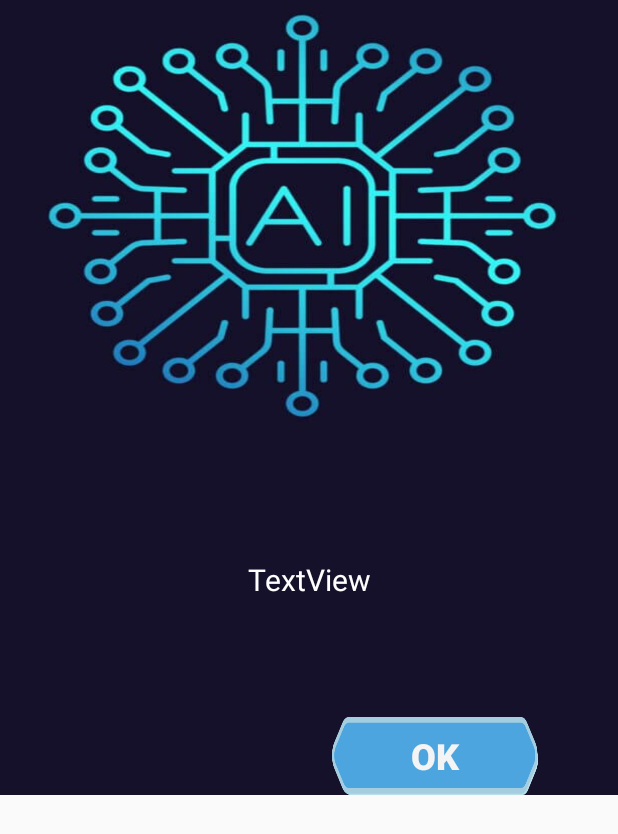
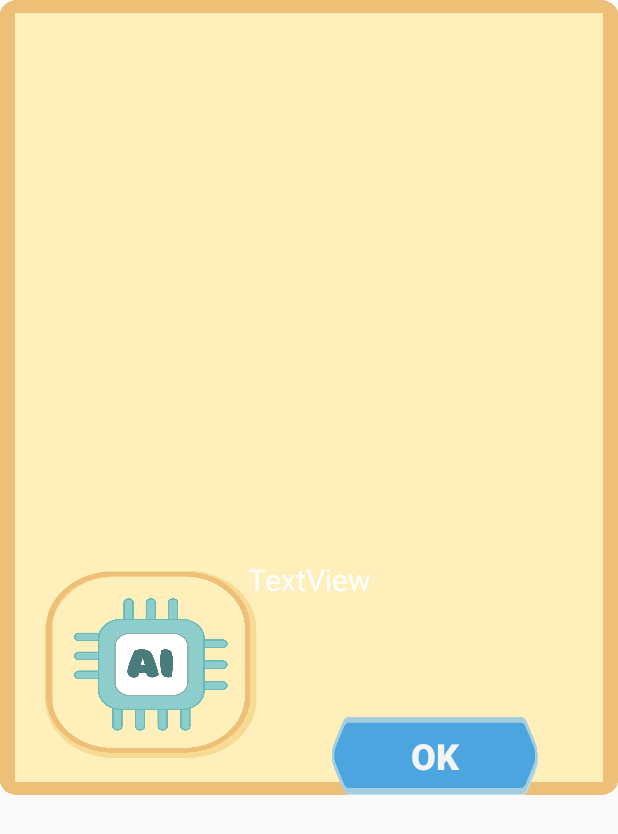
Before and after one commit to vitalydervanowsky/WhoWantsHeaven, an Android app: the layout dialog_ai.xml on its own in the app's theme, with its tools: preview values and no code run, on a phone screen of 412 x 824 dp. Shown: the top 834 px of the screen. Run offline under Robolectric (Android 15) with nearby library versions, the phone set to English and light mode, and no system bars.

Commit message:
Мелочи

```diff
--- a/app/src/main/res/layout/dialog_ai.xml
+++ b/app/src/main/res/layout/dialog_ai.xml
@@ -4,7 +4,7 @@
     android:layout_width="match_parent"
     android:layout_height="530dp"
     android:layout_alignParentEnd="true"
-    android:background="@drawable/aidialog"
+    android:background="@drawable/backai"
     android:orientation="horizontal"
     tools:context=".MainActivity">
 
```
Also changed, not shown: app/src/main/res/drawable/backai.png (added).
